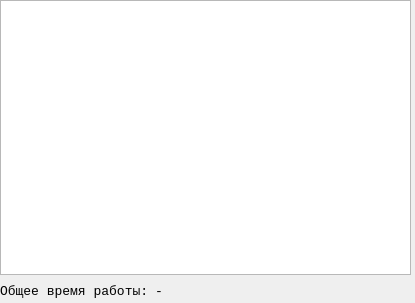
This is statistics.ui in FeZar97/Investigator as Qt 5 draws it before an edit. The edited form follows.
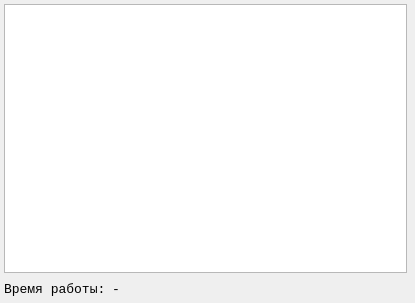
This is the edited form. Icons and pictures are not drawn.

```diff
--- a/statistics.ui
+++ b/statistics.ui
@@ -29,6 +29,18 @@
     </rect>
    </property>
    <layout class="QVBoxLayout" name="mainLayout">
+    <property name="leftMargin">
+     <number>4</number>
+    </property>
+    <property name="topMargin">
+     <number>4</number>
+    </property>
+    <property name="rightMargin">
+     <number>4</number>
+    </property>
+    <property name="bottomMargin">
+     <number>2</number>
+    </property>
     <item>
      <widget class="QTableView" name="tableView">
       <property name="font">
@@ -50,7 +62,7 @@
          </font>
         </property>
         <property name="text">
-         <string>Общее время работы:</string>
+         <string>Время работы:</string>
         </property>
        </widget>
       </item>
```
Left out of the diff: 8 changed lines with no effect on the pictures.
